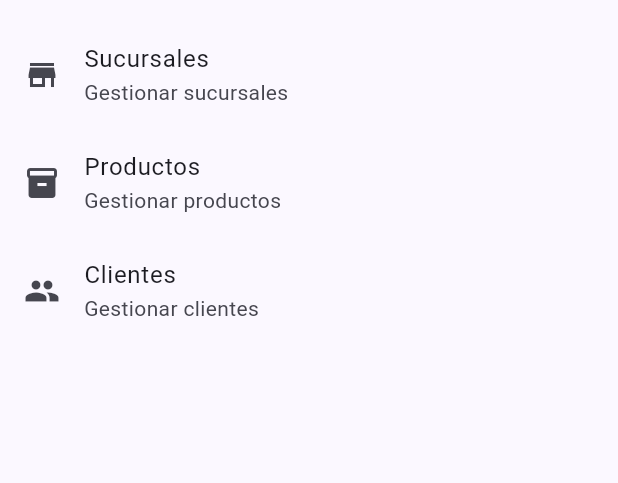
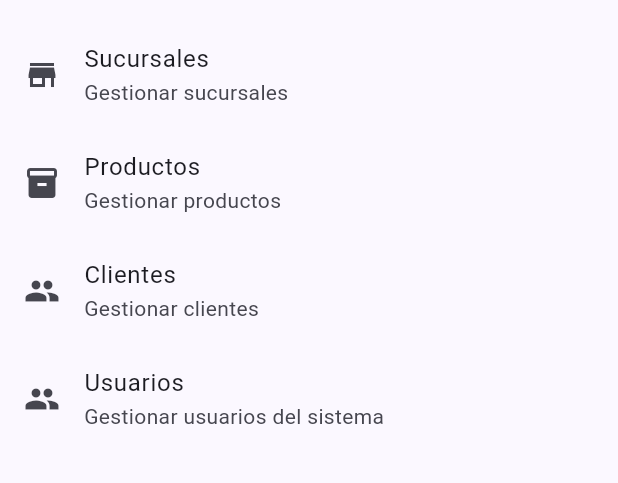
Before and after one commit to marpez4/inventario_ventas, a Flutter app: the HomeScreen screen opened directly, on a phone screen of 412 x 824 dp, the part 63-546 px from its top. Run offline on Flutter 3.47's test engine with Material 3 defaults, Android fonts, the phone set to English and light mode, and no system bars; our stand-ins replace sqflite; accounts and stored records are empty.

Commit message:
Añadir opción para gestionar usuarios en la pantalla principal

```diff
--- a/lib/core/ui/screens/home_screen.dart
+++ b/lib/core/ui/screens/home_screen.dart
@@ -1,5 +1,6 @@
 import 'package:flutter/material.dart';
 import 'package:inventario_ventas/core/ui/screens/cliente_screen.dart';
+import 'package:inventario_ventas/core/ui/screens/usuario.screen.dart';
 import 'sucursal_screen.dart';
 import 'producto_screen.dart';
 
@@ -47,6 +48,17 @@ class HomeScreen extends StatelessWidget {
               );
             },
           ),
+          ListTile(
+            leading: const Icon(Icons.people),
+            title: const Text('Usuarios'),
+            subtitle: const Text('Gestionar usuarios del sistema'),
+            onTap: () {
+              Navigator.push(
+                context,
+                MaterialPageRoute(builder: (_) => const UsuarioScreen()),
+              );
+            },
+          ),
         ],
       ),
     );
```
